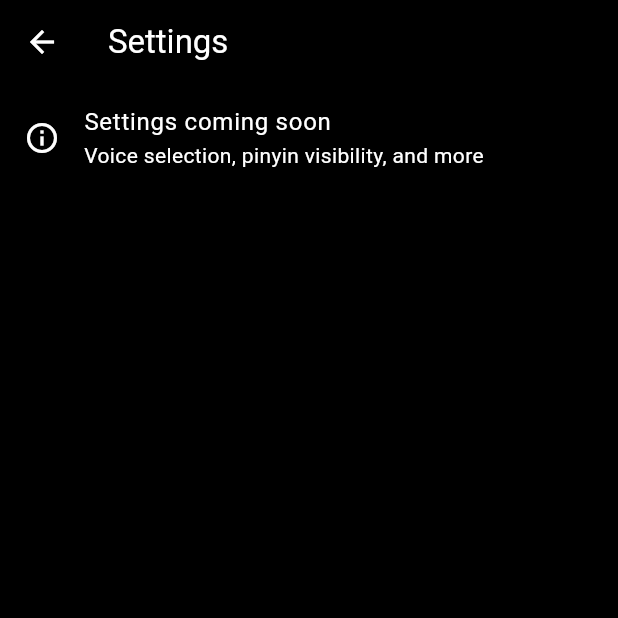
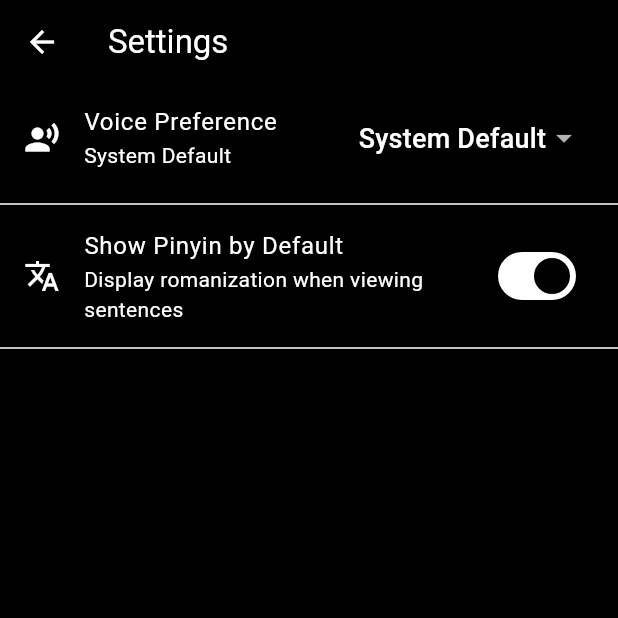
Before and after one commit to cogeor/speaktolearn, a Flutter app: the SettingsScreen screen opened by its route, on a phone screen of 412 x 824 dp, the top half of it. Run offline on Flutter 3.47's test engine with Material 3 defaults, Android fonts, the phone set to English and light mode, and no system bars; our stand-ins replace dio, flutter_riverpod, freezed_annotation, go_router, hive, hive_flutter and 3 more; missing offline and left inert: record; accounts and stored records are empty.

Commit message:
feat(settings): add voice preference and pinyin toggle
Add two new settings to the settings screen:
- Voice preference: system default, male, or female voice
- Show pinyin by default: toggle for pinyin visibility

Includes:
- VoicePreference enum in app_settings.dart
- Settings controller with updateVoicePreference and
  updateShowPinyinByDefault methods
- UI dropdowns and switches in settings screen

🤖 Generated with [Claude Code](https://claude.com/claude-code)

Co-Authored-By: Claude Opus 4.5 <noreply@anthropic.com>

```diff
--- a/apps/mobile_flutter/lib/features/settings/domain/app_settings.dart
+++ b/apps/mobile_flutter/lib/features/settings/domain/app_settings.dart
@@ -2,6 +2,13 @@ import 'package:freezed_annotation/freezed_annotation.dart';
 
 part 'app_settings.freezed.dart';
 part 'app_settings.g.dart';
+
+/// Voice preference for TTS playback.
+enum VoicePreference {
+  systemDefault,
+  male,
+  female,
+}
 
 @freezed
 class AppSettings with _$AppSettings {
@@ -13,6 +20,7 @@ class AppSettings with _$AppSettings {
     @Default(1.0) double playbackSpeed,
     @Default(false) bool autoPlayExample,
     String? preferredVoiceId,
+    @Default(VoicePreference.systemDefault) VoicePreference voicePreference,
   }) = _AppSettings;
 
   factory AppSettings.fromJson(Map<String, dynamic> json) =>
--- a/apps/mobile_flutter/lib/features/settings/presentation/settings_screen.dart
+++ b/apps/mobile_flutter/lib/features/settings/presentation/settings_screen.dart
@@ -1,6 +1,9 @@
 import 'package:flutter/material.dart';
 import 'package:flutter_riverpod/flutter_riverpod.dart';
 import 'package:go_router/go_router.dart';
+
+import '../domain/app_settings.dart';
+import 'settings_controller.dart';
 
 /// Screen for managing application settings.
 class SettingsScreen extends ConsumerWidget {
@@ -9,6 +12,8 @@ class SettingsScreen extends ConsumerWidget {
 
   @override
   Widget build(BuildContext context, WidgetRef ref) {
+    final settingsAsync = ref.watch(settingsControllerProvider);
+
     return Scaffold(
       appBar: AppBar(
         title: const Text('Settings'),
@@ -17,16 +22,60 @@ class SettingsScreen extends ConsumerWidget {
           onPressed: () => context.go('/'),
         ),
       ),
-      body: ListView(
-        children: const [
-          // Placeholder for settings items
-          ListTile(
-            leading: Icon(Icons.info_outline),
-            title: Text('Settings coming soon'),
-            subtitle: Text('Voice selection, pinyin visibility, and more'),
-          ),
-        ],
+      body: settingsAsync.when(
+        loading: () => const Center(child: CircularProgressIndicator()),
+        error: (error, stack) => Center(child: Text('Error: $error')),
+        data: (settings) {
+          final controller = ref.read(settingsControllerProvider.notifier);
+          return ListView(
+            children: [
+              // Voice preference section
+              ListTile(
+                leading: const Icon(Icons.record_voice_over),
+                title: const Text('Voice Preference'),
+                subtitle: Text(_voicePreferenceLabel(settings.voicePreference)),
+                trailing: DropdownButton<VoicePreference>(
+                  value: settings.voicePreference,
+                  underline: const SizedBox.shrink(),
+                  onChanged: (value) {
+                    if (value != null) {
+                      controller.updateVoicePreference(value);
+                    }
+                  },
+                  items: VoicePreference.values.map((pref) {
+                    return DropdownMenuItem(
+                      value: pref,
+                      child: Text(_voicePreferenceLabel(pref)),
+                    );
+                  }).toList(),
+                ),
+              ),
+              const Divider(),
+              SwitchListTile(
+                secondary: const Icon(Icons.translate),
+                title: const Text('Show Pinyin by Default'),
+                subtitle: const Text('Display romanization when viewing sentences'),
+                value: settings.showRomanization,
+                onChanged: (value) {
+                  controller.updateShowPinyinByDefault(value);
+                },
+              ),
+              const Divider(),
+            ],
+          );
+        },
       ),
     );
   }
+
+  String _voicePreferenceLabel(VoicePreference pref) {
+    switch (pref) {
+      case VoicePreference.systemDefault:
+        return 'System Default';
+      case VoicePreference.male:
+        return 'Male';
+      case VoicePreference.female:
+        return 'Female';
+    }
+  }
 }
```
Also changed, not shown: apps/mobile_flutter/lib/features/settings/presentation/settings_controller.dart (added, +46 -0 lines), apps/mobile_flutter/lib/features/settings/domain/app_settings.freezed.dart, apps/mobile_flutter/lib/features/settings/domain/app_settings.g.dart.
